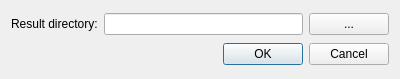
Qt form code/3DMuVi/gui/forms/CSettingsDialog.ui (Boy2melo/3DMuVi) before a commit.
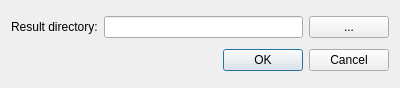
The same form after that commit.

Commit message: GUI: CSettingsDialog angepasst, um Dialog nutzen zu können.

The edit to the form file:
```diff
--- a/code/3DMuVi/gui/forms/CSettingsDialog.ui
+++ b/code/3DMuVi/gui/forms/CSettingsDialog.ui
@@ -7,7 +7,7 @@
     <x>0</x>
     <y>0</y>
     <width>400</width>
-    <height>79</height>
+    <height>88</height>
    </rect>
   </property>
   <property name="windowTitle">
```
Left out of the diff: 10 changed lines with no effect on the pictures. The commit also changes 2 other files.
